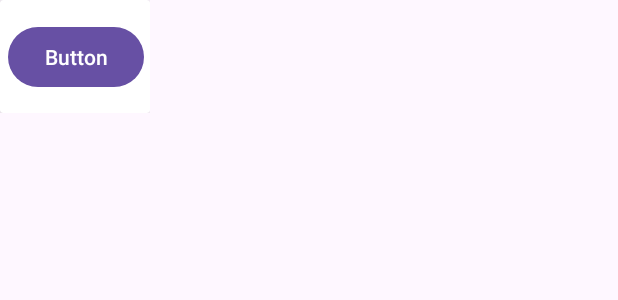
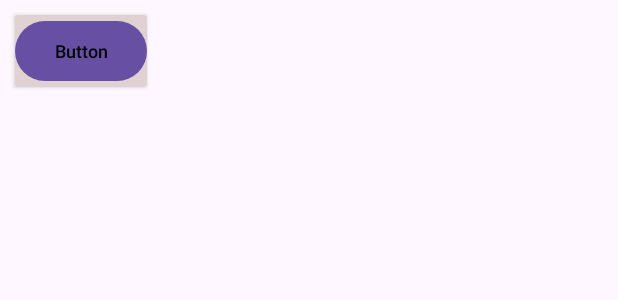
Before and after one commit to AhmetBugraKaplan/CoffeProject2, an Android app: the layout card_design_coffe_name.xml on its own in the app's theme, with its tools: preview values and no code run, on a phone screen of 412 x 824 dp. Shown: the top 300 px of the screen. Run offline under Robolectric (Android 15) with nearby library versions, the phone set to English and light mode, and no system bars.

Commit message:
Son değişiklikler eklendi

```diff
--- a/app/build.gradle.kts
+++ b/app/build.gradle.kts
@@ -46,6 +46,7 @@ dependencies {
     implementation(libs.androidx.constraintlayout)
     implementation(libs.firebase.firestore)
     implementation(libs.firebase.database)
+    implementation(libs.firebase.storage)
     testImplementation(libs.junit)
     androidTestImplementation(libs.androidx.junit)
     androidTestImplementation(libs.androidx.espresso.core)
--- a/app/src/main/res/layout/card_design_coffe_name.xml
+++ b/app/src/main/res/layout/card_design_coffe_name.xml
@@ -2,25 +2,34 @@
 <LinearLayout xmlns:android="http://schemas.android.com/apk/res/android"
     xmlns:app="http://schemas.android.com/apk/res-auto"
     xmlns:tools="http://schemas.android.com/tools"
-    android:layout_width="100dp"
-    android:layout_height="75dp">
+    android:layout_width="wrap_content"
+    android:layout_height="wrap_content"
+    android:orientation="horizontal"
+    android:padding="6dp">
 
     <androidx.cardview.widget.CardView
-        android:layout_width="match_parent"
-        android:layout_height="match_parent" >
+        android:layout_width="wrap_content"
+        android:layout_height="wrap_content"
+        app:cardBackgroundColor="@color/default_button_color"
+        app:contentPadding="0dp"
+        android:layout_margin="4dp">
 
         <androidx.constraintlayout.widget.ConstraintLayout
-            android:layout_width="match_parent"
-            android:layout_height="match_parent">
+            android:layout_width="wrap_content"
+            android:layout_height="wrap_content">
 
             <Button
                 android:id="@+id/buttonCaffeType"
-                android:layout_width="wrap_content"
+                android:layout_width="match_parent"
                 android:layout_height="wrap_content"
-                android:layout_marginEnd="4dp"
                 android:text="Button"
+                android:textColor="@color/black"
+                android:textSize="12sp"
+                app:cornerRadius="20dp"
                 app:layout_constraintBottom_toBottomOf="parent"
                 app:layout_constraintEnd_toEndOf="parent"
+                app:layout_constraintHorizontal_bias="0.5"
+                app:layout_constraintStart_toStartOf="parent"
                 app:layout_constraintTop_toTopOf="parent" />
         </androidx.constraintlayout.widget.ConstraintLayout>
     </androidx.cardview.widget.CardView>
--- a/app/src/main/res/values/colors.xml
+++ b/app/src/main/res/values/colors.xml
@@ -2,4 +2,6 @@
 <resources>
     <color name="black">#FF000000</color>
     <color name="white">#FFFFFFFF</color>
+    <color name="selected_button_color">#894B38</color>
+    <color name="default_button_color">#E0D2D2</color>
 </resources>
--- a/gradle/libs.versions.toml
+++ b/gradle/libs.versions.toml
@@ -12,6 +12,7 @@ constraintlayout = "2.1.4"
 googleGmsGoogleServices = "4.4.2"
 firebaseFirestore = "25.0.0"
 firebaseDatabase = "21.0.0"
+firebaseStorage = "21.0.0"
 
 [libraries]
 androidx-core-ktx = { group = "androidx.core", name = "core-ktx", version.ref = "coreKtx" }
@@ -24,6 +25,7 @@ androidx-activity = { group = "androidx.activity", name = "activity", version.re
 androidx-constraintlayout = { group = "androidx.constraintlayout", name = "constraintlayout", version.ref = "constraintlayout" }
 firebase-firestore = { group = "com.google.firebase", name = "firebase-firestore", version.ref = "firebaseFirestore" }
 firebase-database = { group = "com.google.firebase", name = "firebase-database", version.ref = "firebaseDatabase" }
+firebase-storage = { group = "com.google.firebase", name = "firebase-storage", version.ref = "firebaseStorage" }
 
 [plugins]
 android-application = { id = "com.android.application", version.ref = "agp" }
```
Also changed, not shown: app/src/main/java/com/example/coffeproject2/adapters/CoffeNameAdapter.kt (+18 -9 lines).
